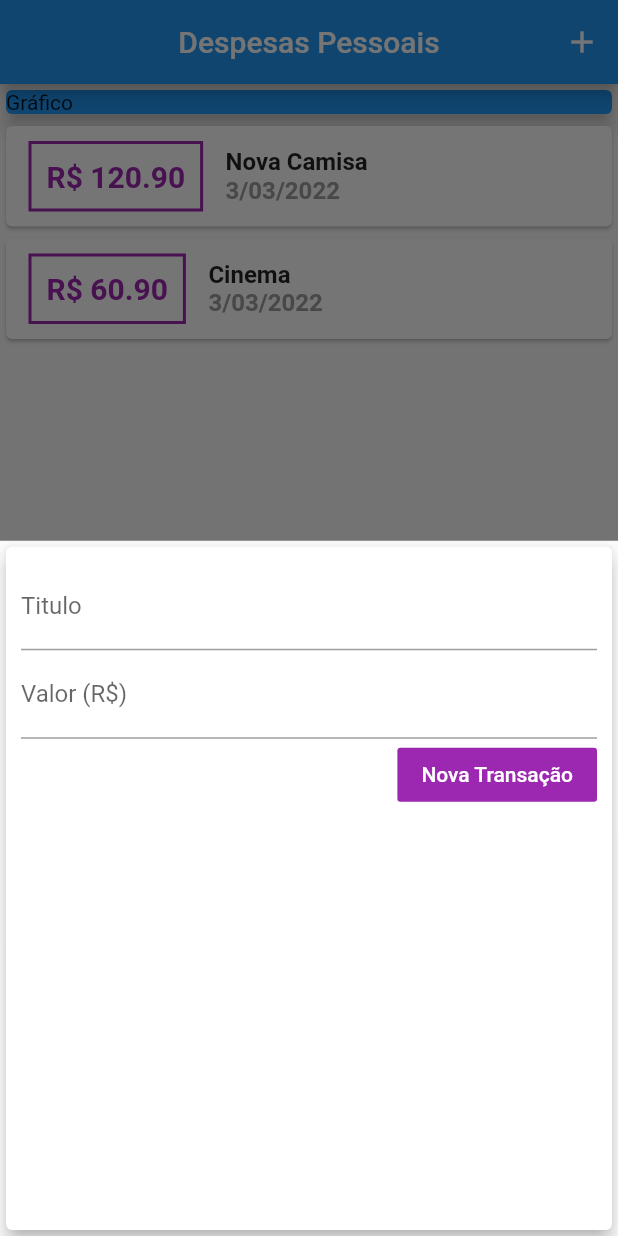
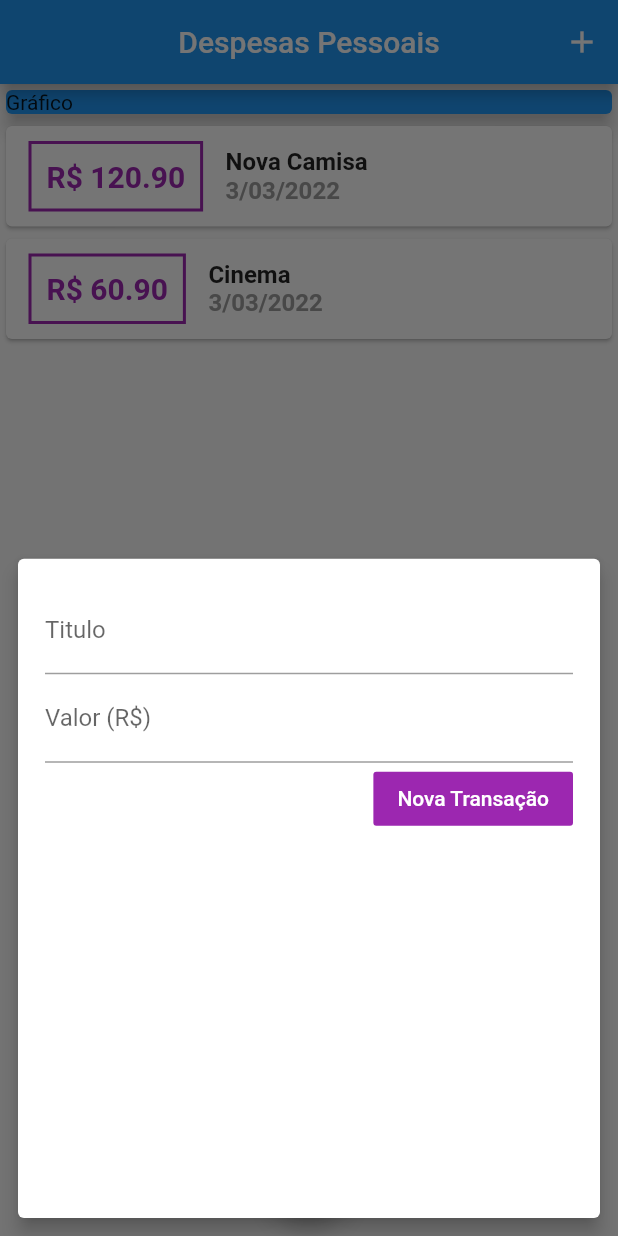
Before and after one commit to DavidCarrilho/app_expenses, a Flutter app: the screen it shows after launch, after a tap on the "add" icon, on a phone screen of 412 x 824 dp. Run offline on Flutter 3.47's test engine with Material 2 defaults, Android fonts, the phone set to English and light mode, and no system bars.

Commit message:
feat: close modal after insert transation

```diff
--- a/lib/app/components/transactions_form.dart
+++ b/lib/app/components/transactions_form.dart
@@ -26,7 +26,7 @@ class _TransactionFormState extends State<TransactionForm> {
     return Card(
       elevation: 5.0,
       child: Padding(
-        padding: const EdgeInsets.all(10.0),
+        padding: const EdgeInsets.all(18.0),
         child: Column(
           children: <Widget>[
             TextField(
--- a/lib/app/pages/home_page.dart
+++ b/lib/app/pages/home_page.dart
@@ -27,10 +27,14 @@ class _HomePageState extends State<HomePage> {
 
   _openTransactionFormModal(BuildContext context) {
     showModalBottomSheet(
+      backgroundColor: Colors.transparent,
       context: context,
       builder: (_) {
-        return TransactionForm(
-          onSubmit: _addTransaction,
+        return Container(
+          margin: EdgeInsets.all(8.0),
+          child: TransactionForm(
+            onSubmit: _addTransaction,
+          ),
         );
       },
     );
@@ -47,6 +51,7 @@ class _HomePageState extends State<HomePage> {
     setState(() {
       _transactions.add(newTransaction);
     });
+    Navigator.of(context).pop();
   }
 
   @override
```
